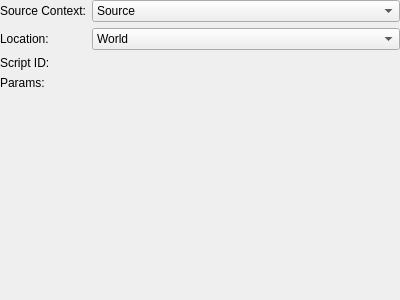
The window that tools/cathedral/ui/ActionRunScript.ui (comphack/comp_hack) describes before a commit, drawn with Qt 5.
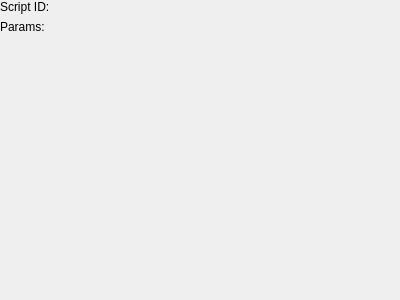
The same window after the commit.

Commit message: Minimizing the base action UI

What changed in the file:
```diff
--- a/tools/cathedral/ui/ActionRunScript.ui
+++ b/tools/cathedral/ui/ActionRunScript.ui
@@ -29,70 +29,13 @@
       <enum>QFormLayout::AllNonFixedFieldsGrow</enum>
      </property>
      <item row="0" column="0">
-      <widget class="QLabel" name="lblSourceContext">
-       <property name="text">
-        <string>Source Context:</string>
-       </property>
-      </widget>
-     </item>
-     <item row="0" column="1">
-      <widget class="QComboBox" name="sourceContext">
-       <item>
-        <property name="text">
-         <string>Source</string>
-        </property>
-       </item>
-       <item>
-        <property name="text">
-         <string>Party</string>
-        </property>
-       </item>
-       <item>
-        <property name="text">
-         <string>All</string>
-        </property>
-       </item>
-      </widget>
-     </item>
-     <item row="1" column="0">
-      <widget class="QLabel" name="lblLocation">
-       <property name="text">
-        <string>Location:</string>
-       </property>
-      </widget>
-     </item>
-     <item row="1" column="1">
-      <widget class="QComboBox" name="location">
-       <item>
-        <property name="text">
-         <string>World</string>
-        </property>
-       </item>
-       <item>
-        <property name="text">
-         <string>Channel</string>
-        </property>
-       </item>
-       <item>
-        <property name="text">
-         <string>Instance</string>
-        </property>
-       </item>
-       <item>
-        <property name="text">
-         <string>Zone</string>
-        </property>
-       </item>
-      </widget>
-     </item>
-     <item row="2" column="0">
       <widget class="QLabel" name="lblScriptID">
        <property name="text">
         <string>Script ID:</string>
        </property>
       </widget>
      </item>
-     <item row="3" column="0">
+     <item row="1" column="0">
       <widget class="QLabel" name="lblParams">
        <property name="text">
         <string>Params:</string>
```
The commit also changes 50 other files.
